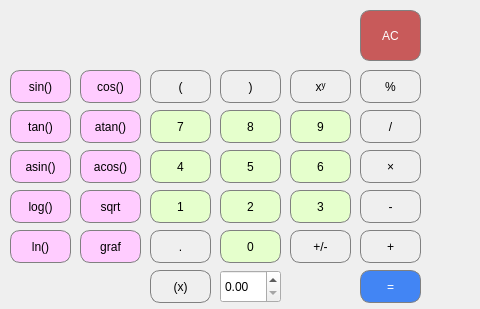
Old version of the form src/QT/mainwindow.ui in the repository baiaman1/smart_calc_on_c; both pictures show x 0 to 480 and y 0 to 309 of the 787 by 309 pixel window.
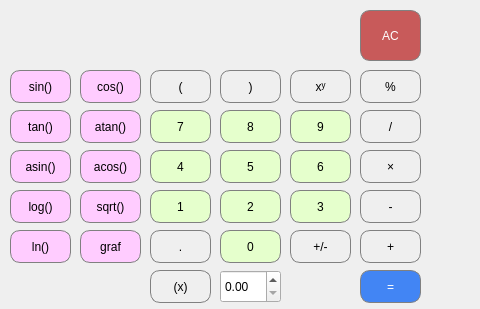
New version of the form.

```diff
--- a/src/QT/mainwindow.ui
+++ b/src/QT/mainwindow.ui
@@ -680,7 +680,7 @@
 }</string>
     </property>
     <property name="text">
-     <string>sqrt</string>
+     <string>sqrt()</string>
     </property>
    </widget>
    <widget class="QPushButton" name="pushButton_atan">
```
